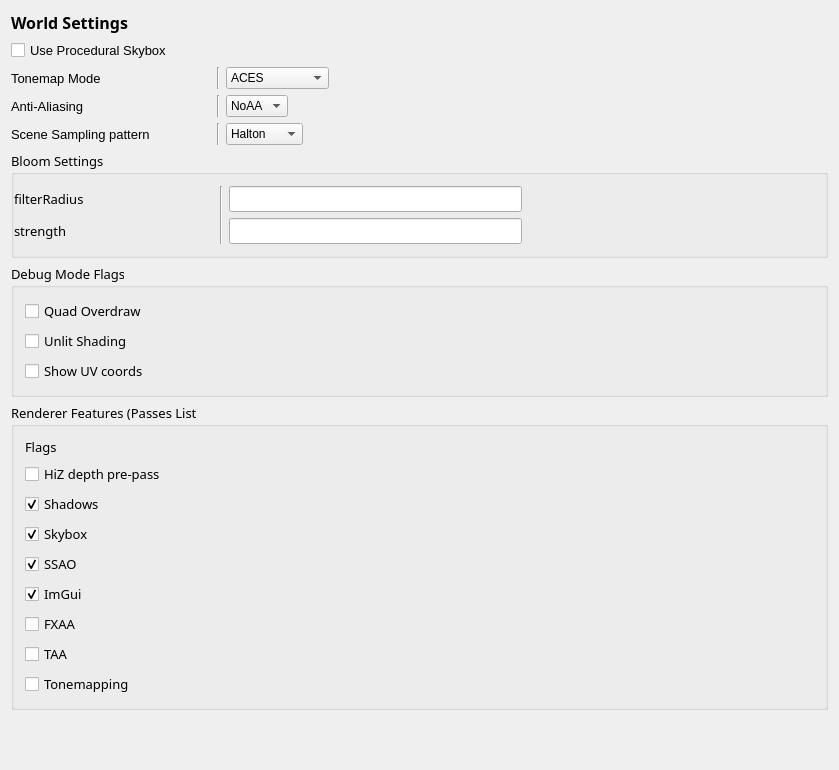
Old version of the form Editor/src/UI/Windows/RZEWorldSettingsWindow.ui in the repository Pikachuxxxx/Razix.
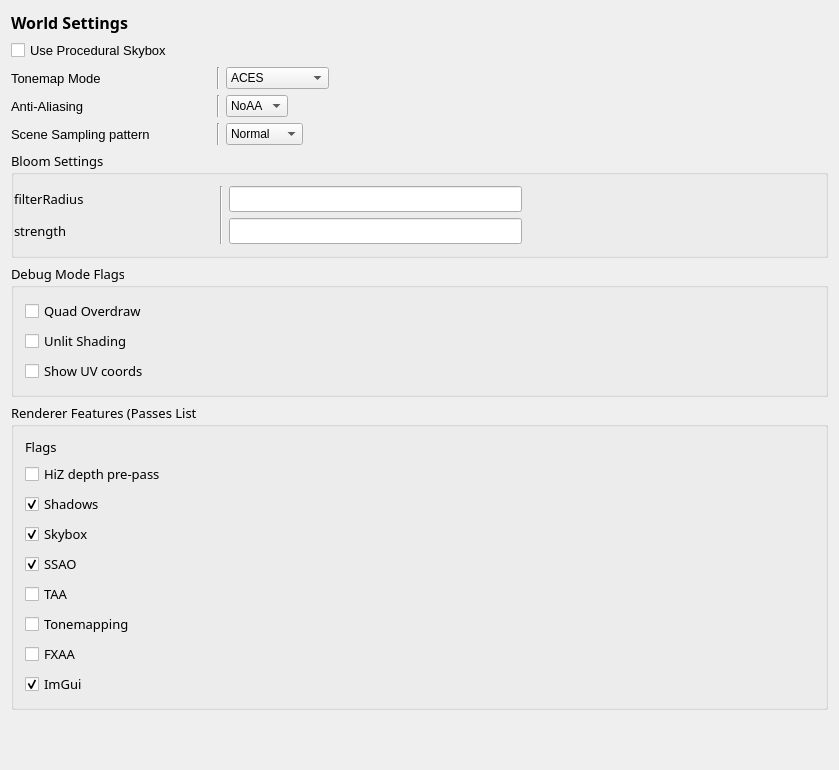
New version of the form.

Patch:
```diff
--- a/Editor/src/UI/Windows/RZEWorldSettingsWindow.ui
+++ b/Editor/src/UI/Windows/RZEWorldSettingsWindow.ui
@@ -243,11 +243,6 @@
      </item>
      <item>
       <widget class="QComboBox" name="sceneSamplingPattern">
-       <item>
-        <property name="text">
-         <string>Halton</string>
-        </property>
-       </item>
        <item>
         <property name="text">
          <string>Normal</string>
@@ -478,23 +473,6 @@
         </property>
        </widget>
       </item>
-      <item>
-       <widget class="QCheckBox" name="ImGui">
-        <property name="text">
-         <string>ImGui</string>
-        </property>
-        <property name="checked">
-         <bool>true</bool>
-        </property>
-       </widget>
-      </item>
-      <item>
-       <widget class="QCheckBox" name="FXAA">
-        <property name="text">
-         <string>FXAA</string>
-        </property>
-       </widget>
-      </item>
       <item>
        <widget class="QCheckBox" name="TAA">
         <property name="text">
@@ -509,6 +487,23 @@
         </property>
        </widget>
       </item>
+      <item>
+       <widget class="QCheckBox" name="FXAA">
+        <property name="text">
+         <string>FXAA</string>
+        </property>
+       </widget>
+      </item>
+      <item>
+       <widget class="QCheckBox" name="ImGui">
+        <property name="text">
+         <string>ImGui</string>
+        </property>
+        <property name="checked">
+         <bool>true</bool>
+        </property>
+       </widget>
+      </item>
      </layout>
      <zorder>Skybox</zorder>
      <zorder>label_2</zorder>
```
Left out of the diff: 7 changed lines with no effect on the pictures.
